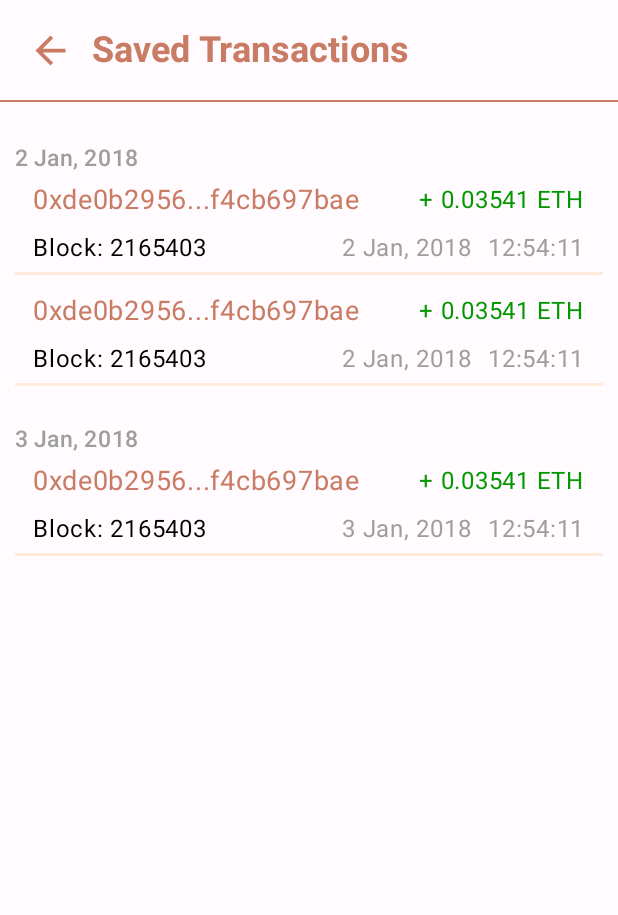
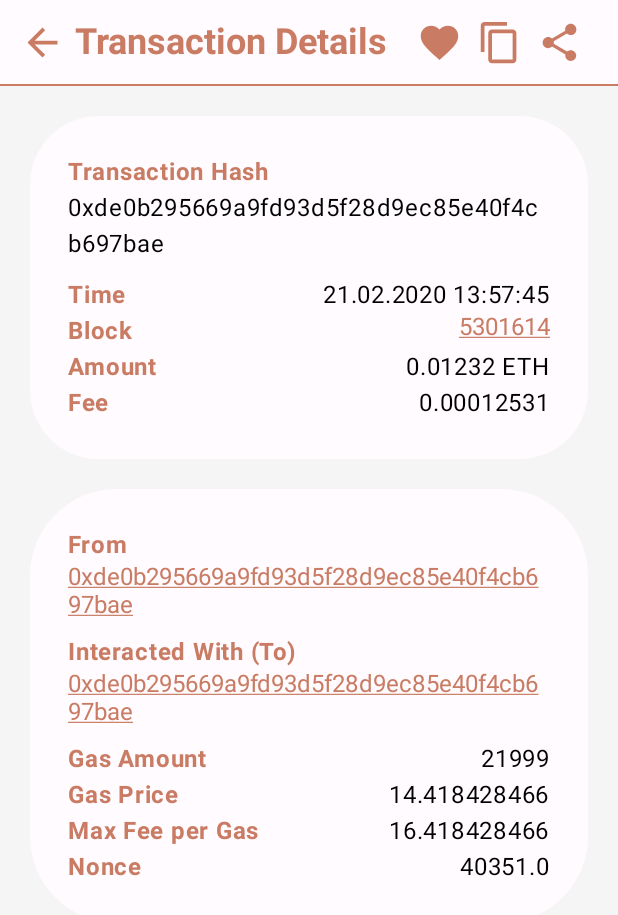
Before and after one commit to etasdemir/eth-inspector, an Android app built with Jetpack Compose: the screen it shows after launch (MainActivity), on a phone screen of 412 x 824 dp. Shown: the top 915 px of the screen. Run offline under Robolectric (Android 15) with nearby library versions, the phone set to English and light mode, and no system bars; our stand-ins replace Dagger/Hilt's generated code, Timber.

Commit message:
Add transaction detail screen

```diff
--- a/app/src/main/java/com/etasdemir/ethinspector/MainActivity.kt
+++ b/app/src/main/java/com/etasdemir/ethinspector/MainActivity.kt
@@ -8,7 +8,7 @@ import androidx.compose.material3.MaterialTheme
 import androidx.compose.material3.Surface
 import androidx.compose.ui.Modifier
 import com.etasdemir.ethinspector.ui.theme.EthInspectorTheme
-import com.etasdemir.ethinspector.ui.wallet.SavedItemScreen
+import com.etasdemir.ethinspector.ui.transaction.TransactionDetailScreen
 import dagger.hilt.android.AndroidEntryPoint
 
 @AndroidEntryPoint
@@ -26,7 +26,8 @@ class MainActivity : ComponentActivity() {
 //                    InvalidSearchScreen()
 //                    WalletScreen()
 //                    AccountScreen()
-                    SavedItemScreen(type = SavedItemScreen.TRANSACTION)
+//                    SavedItemScreen(type = SavedItemScreen.TRANSACTION)
+                    TransactionDetailScreen()
                 }
             }
         }
--- /dev/null
+++ b/app/src/main/java/com/etasdemir/ethinspector/ui/components/BodyTitleText.kt
@@ -0,0 +1,17 @@
+package com.etasdemir.ethinspector.ui.components
+
+import androidx.compose.material3.MaterialTheme
+import androidx.compose.material3.Text
+import androidx.compose.runtime.Composable
+import androidx.compose.ui.text.font.FontWeight
+import androidx.compose.ui.unit.sp
+
+@Composable
+fun BodyTitleText(text: String) {
+    Text(
+        text = text,
+        color = MaterialTheme.colorScheme.tertiary,
+        fontSize = 16.sp,
+        fontWeight = FontWeight.Bold
+    )
+}
--- /dev/null
+++ b/app/src/main/java/com/etasdemir/ethinspector/ui/components/CardColumnItem.kt
@@ -0,0 +1,31 @@
+package com.etasdemir.ethinspector.ui.components
+
+import androidx.compose.foundation.layout.padding
+import androidx.compose.material3.MaterialTheme
+import androidx.compose.material3.Text
+import androidx.compose.runtime.Composable
+import androidx.compose.ui.Modifier
+import androidx.compose.ui.unit.dp
+
+@Composable
+fun CardColumnItem(
+    title: String? = null,
+    body: String? = null,
+    titleContent: (@Composable () -> Unit)? = null,
+    bodyContent: (@Composable () -> Unit)? = null
+) {
+    if (titleContent != null) {
+        titleContent()
+    } else if (title != null) {
+        BodyTitleText(text = title)
+    }
+    if (bodyContent != null) {
+        bodyContent()
+    } else if (body != null) {
+        Text(
+            modifier = Modifier.padding(bottom = 10.dp),
+            text = body,
+            color = MaterialTheme.colorScheme.onBackground
+        )
+    }
+}
--- /dev/null
+++ b/app/src/main/java/com/etasdemir/ethinspector/ui/components/CardRowItem.kt
@@ -0,0 +1,38 @@
+package com.etasdemir.ethinspector.ui.components
+
+import androidx.compose.foundation.layout.*
+import androidx.compose.material3.MaterialTheme
+import androidx.compose.material3.Text
+import androidx.compose.runtime.Composable
+import androidx.compose.ui.Modifier
+import androidx.compose.ui.tooling.preview.Preview
+
+@Composable
+fun CardRowItem(
+    modifier: Modifier = Modifier,
+    field: String? = null,
+    value: String? = null,
+    leftContent: (@Composable () -> Unit)? = null,
+    rightContent: (@Composable () -> Unit)? = null
+) {
+    Row(horizontalArrangement = Arrangement.SpaceBetween, modifier = modifier.fillMaxWidth()) {
+        if (leftContent != null) {
+            leftContent()
+        } else if (field != null) {
+            Text(modifier = Modifier, text = field, color = MaterialTheme.colorScheme.tertiary)
+        }
+        if (rightContent != null) {
+            rightContent()
+        } else if (value != null) {
+            Text(modifier = Modifier, text = value, color = MaterialTheme.colorScheme.onBackground)
+        }
+    }
+}
+
+@Composable
+@Preview
+fun CardRowItemPreview() {
+    val field = "Title"
+    val value = "Value"
+    CardRowItem(field = field, value = value)
+}
--- a/app/src/main/java/com/etasdemir/ethinspector/ui/components/ClipboardButton.kt
+++ b/app/src/main/java/com/etasdemir/ethinspector/ui/components/ClipboardButton.kt
@@ -19,7 +19,12 @@ fun ClipboardButton(textToCopy: String) {
         {
             val clipboard =
                 context.getSystemService(Context.CLIPBOARD_SERVICE) as ClipboardManager
-            val clip = ClipData.newPlainText(textToCopy.substring(0, 10), textToCopy)
+            val label = if (textToCopy.length >= 10) {
+                textToCopy.substring(0, 10)
+            } else {
+                textToCopy
+            }
+            val clip = ClipData.newPlainText(label, textToCopy)
             clipboard.setPrimaryClip(clip)
         }
     }
--- /dev/null
+++ b/app/src/main/java/com/etasdemir/ethinspector/ui/components/UnderlinedButton.kt
@@ -0,0 +1,29 @@
+package com.etasdemir.ethinspector.ui.components
+
+import androidx.compose.foundation.clickable
+import androidx.compose.material3.*
+import androidx.compose.runtime.Composable
+import androidx.compose.ui.Modifier
+import androidx.compose.ui.graphics.Color
+import androidx.compose.ui.text.TextStyle
+import androidx.compose.ui.text.style.TextDecoration
+import androidx.compose.ui.unit.sp
+
+@Composable
+fun UnderlinedButton(modifier: Modifier = Modifier, text: String, onClick: (value: String) -> Unit) {
+    Surface(
+        modifier = modifier
+            .clickable { onClick(text) },
+        color = Color.Transparent
+    )
+    {
+        Text(
+            text = text,
+            color = MaterialTheme.colorScheme.tertiary,
+            style = TextStyle(
+                textDecoration = TextDecoration.Underline
+            ),
+            fontSize = 16.sp
+        )
+    }
+}
--- a/app/src/main/java/com/etasdemir/ethinspector/ui/home/components/AllTimeStatsCard.kt
+++ b/app/src/main/java/com/etasdemir/ethinspector/ui/home/components/AllTimeStatsCard.kt
@@ -4,6 +4,7 @@ import androidx.compose.runtime.Composable
 import androidx.compose.ui.res.stringResource
 import androidx.compose.ui.tooling.preview.Preview
 import com.etasdemir.ethinspector.R
+import com.etasdemir.ethinspector.ui.components.CardRowItem
 
 @Composable
 @Preview
--- a/app/src/main/java/com/etasdemir/ethinspector/ui/home/components/CardRowItem.kt
+++ /dev/null
@@ -1,15 +0,0 @@
-package com.etasdemir.ethinspector.ui.home.components
-
-import androidx.compose.foundation.layout.*
-import androidx.compose.material3.MaterialTheme
-import androidx.compose.material3.Text
-import androidx.compose.runtime.Composable
-import androidx.compose.ui.Modifier
-
-@Composable
-fun CardRowItem(field: String, value: String, modifier: Modifier = Modifier) {
-    Row(horizontalArrangement = Arrangement.SpaceBetween, modifier = modifier.fillMaxWidth()) {
-        Text(modifier = Modifier, text = field, color = MaterialTheme.colorScheme.tertiary)
-        Text(modifier = Modifier, text = value)
-    }
-}
--- a/app/src/main/java/com/etasdemir/ethinspector/ui/home/components/DailyStatsCard.kt
+++ b/app/src/main/java/com/etasdemir/ethinspector/ui/home/components/DailyStatsCard.kt
@@ -4,6 +4,7 @@ import androidx.compose.runtime.Composable
 import androidx.compose.ui.res.stringResource
 import androidx.compose.ui.tooling.preview.Preview
 import com.etasdemir.ethinspector.R
+import com.etasdemir.ethinspector.ui.components.CardRowItem
 
 @Composable
 @Preview
--- a/app/src/main/java/com/etasdemir/ethinspector/ui/home/components/MempoolCard.kt
+++ b/app/src/main/java/com/etasdemir/ethinspector/ui/home/components/MempoolCard.kt
@@ -4,6 +4,7 @@ import androidx.compose.runtime.Composable
 import androidx.compose.ui.res.stringResource
 import androidx.compose.ui.tooling.preview.Preview
 import com.etasdemir.ethinspector.R
+import com.etasdemir.ethinspector.ui.components.CardRowItem
 
 @Composable
 @Preview
--- a/app/src/main/java/com/etasdemir/ethinspector/ui/home/components/TokenStatsCard.kt
+++ b/app/src/main/java/com/etasdemir/ethinspector/ui/home/components/TokenStatsCard.kt
@@ -3,6 +3,7 @@ package com.etasdemir.ethinspector.ui.home.components
 import androidx.compose.runtime.Composable
 import androidx.compose.ui.res.stringResource
 import com.etasdemir.ethinspector.R
+import com.etasdemir.ethinspector.ui.components.CardRowItem
 
 @Composable
 fun TokenStatsCard(title: String) {
--- /dev/null
+++ b/app/src/main/java/com/etasdemir/ethinspector/ui/transaction/TransactionDetailScreen.kt
@@ -0,0 +1,71 @@
+package com.etasdemir.ethinspector.ui.transaction
+
+import androidx.compose.foundation.*
+import androidx.compose.foundation.layout.*
+import androidx.compose.material3.*
+import androidx.compose.runtime.Composable
+import androidx.compose.runtime.remember
+import androidx.compose.ui.Modifier
+import androidx.compose.ui.res.stringResource
+import androidx.compose.ui.tooling.preview.Preview
+import androidx.compose.ui.unit.dp
+import com.etasdemir.ethinspector.R
+import com.etasdemir.ethinspector.ui.components.DetailTopBar
+import com.etasdemir.ethinspector.ui.components.DetailTopBarState
+import com.etasdemir.ethinspector.ui.transaction.components.*
+
+@OptIn(ExperimentalMaterial3Api::class)
+@Composable
+fun TransactionDetailScreen() {
+    val scrollState = remember { ScrollState(0) }
+    val topBarTitle = stringResource(id = R.string.transaction_detail)
+
+    // TODO Static data
+    val topBarState = remember {
+        DetailTopBarState(
+            topBarTitle,
+            true,
+            {},
+            "tx hash"
+        )
+    }
+    val infoState = TransactionInfoCardState(
+        "0xde0b295669a9fd93d5f28d9ec85e40f4cb697bae",
+        "21.02.2020 13:57:45",
+        "5301614",
+        0.0123151,
+        "0.00012531"
+    )
+    val detailState = TransactionDetailCardState(
+        "0xde0b295669a9fd93d5f28d9ec85e40f4cb697bae",
+        "0xde0b295669a9fd93d5f28d9ec85e40f4cb697bae",
+        "21999",
+        "14.418428466",
+        "16.418428466",
+        "2 (EIP-1559)",
+        40351.0
+    )
+
+    Scaffold(topBar = { DetailTopBar(topBarState) }) {
+        Column(
+            modifier = Modifier
+                .fillMaxHeight()
+                .padding(it)
+                .verticalScroll(scrollState)
+                .background(MaterialTheme.colorScheme.surface)
+                .padding(20.dp)
+        ) {
+            TransactionInfoCard(infoState)
+            Spacer(modifier = Modifier
+                .fillMaxWidth()
+                .height(20.dp))
+            TransactionDetailCard(detailState)
+        }
+    }
+}
+
+@Composable
+@Preview
+fun TransactionDetailScreenPreview() {
+    TransactionDetailScreen()
+}
--- /dev/null
+++ b/app/src/main/java/com/etasdemir/ethinspector/ui/transaction/components/TransactionDetailCard.kt
@@ -0,0 +1,95 @@
+package com.etasdemir.ethinspector.ui.transaction.components
+
+import androidx.compose.foundation.background
+import androidx.compose.foundation.layout.*
+import androidx.compose.foundation.shape.RoundedCornerShape
+import androidx.compose.material3.MaterialTheme
+import androidx.compose.runtime.Composable
+import androidx.compose.runtime.remember
+import androidx.compose.ui.Modifier
+import androidx.compose.ui.draw.clip
+import androidx.compose.ui.res.stringResource
+import androidx.compose.ui.tooling.preview.Preview
+import androidx.compose.ui.unit.dp
+import com.etasdemir.ethinspector.R
+import com.etasdemir.ethinspector.ui.components.*
+import timber.log.Timber
+
+data class TransactionDetailCardState(
+    val fromAddress: String,
+    val toAddress: String,
+    val gasAmount: String,
+    val gasPrice: String,
+    val maxFeePerGas: String,
+    val txType: String,
+    val nonce: Double
+)
+
+@Composable
+fun TransactionDetailCard(txDetailState: TransactionDetailCardState) {
+    val onAddressClick = remember {
+        { address: String ->
+            Timber.e("navigate to address screen $address")
+        }
+    }
+
+    Column(
+        modifier = Modifier
+            .fillMaxWidth()
+            .clip(RoundedCornerShape(20))
+            .background(MaterialTheme.colorScheme.background)
+            .padding(25.dp)
+    )
+    {
+        CardColumnItem(
+            title = stringResource(id = R.string.from),
+            bodyContent = {
+                UnderlinedButton(
+                    modifier = Modifier.padding(bottom = 10.dp),
+                    text = txDetailState.fromAddress,
+                    onClick = { onAddressClick(txDetailState.fromAddress) })
+            }
+        )
+        CardColumnItem(
+            title = stringResource(id = R.string.to),
+            bodyContent = {
+                UnderlinedButton(
+                    modifier = Modifier.padding(bottom = 10.dp),
+                    text = txDetailState.toAddress,
+                    onClick = { onAddressClick(txDetailState.toAddress) })
+            }
+        )
+        CardRowItem(
+            leftContent = { BodyTitleText(text = stringResource(id = R.string.gas_amount)) },
+            value = txDetailState.gasAmount
+        )
+        CardRowItem(
+            leftContent = { BodyTitleText(text = stringResource(id = R.string.gas_price)) },
+            value = txDetailState.gasPrice
+        )
+        CardRowItem(
+            leftContent = { BodyTitleText(text = stringResource(id = R.string.max_fee_per_gas)) },
+            value = txDetailState.maxFeePerGas
+        )
+        CardRowItem(
+            leftContent = { BodyTitleText(text = stringResource(id = R.string.nonce)) },
+            value = txDetailState.nonce.toString()
+        )
+    }
+}
+
+
+@Composable
+@Preview
+fun TransactionDetailCardPreview() {
+    val state = TransactionDetailCardState(
+        "0xde0b295669a9fd93d5f28d9ec85e40f4cb697bae",
+        "0xde0b295669a9fd93d5f28d9ec85e40f4cb697bae",
+        "21999",
+        "14.418428466",
+        "16.418428466",
+        "2 (EIP-1559)",
+        40351.0
+    )
+    TransactionDetailCard(state)
+}
--- /dev/null
+++ b/app/src/main/java/com/etasdemir/ethinspector/ui/transaction/components/TransactionInfoCard.kt
@@ -0,0 +1,80 @@
+package com.etasdemir.ethinspector.ui.transaction.components
+
+import androidx.compose.foundation.background
+import androidx.compose.foundation.layout.*
+import androidx.compose.foundation.shape.RoundedCornerShape
+import androidx.compose.material3.MaterialTheme
+import androidx.compose.runtime.Composable
+import androidx.compose.runtime.remember
+import androidx.compose.ui.Modifier
+import androidx.compose.ui.draw.clip
+import androidx.compose.ui.res.stringResource
+import androidx.compose.ui.tooling.preview.Preview
+import androidx.compose.ui.unit.dp
+import com.etasdemir.ethinspector.R
+import com.etasdemir.ethinspector.ui.components.*
+import com.etasdemir.ethinspector.utils.format
+import timber.log.Timber
+
+data class TransactionInfoCardState(
+    val transactionHash: String,
+    val time: String,
+    val block: String,
+    val amount: Double,
+    val fee: String
+)
+
+@Composable
+fun TransactionInfoCard(state: TransactionInfoCardState) {
+    val onBlockClick = remember {
+        { block: String ->
+            Timber.e("Navigate to block: $block")
+        }
+    }
+
+    Column(
+        modifier = Modifier
+            .fillMaxWidth()
+            .clip(RoundedCornerShape(20))
+            .background(MaterialTheme.colorScheme.background)
+            .padding(25.dp)
+    ) {
+        CardColumnItem(
+            title = stringResource(id = R.string.transaction_hash),
+            body = state.transactionHash
+        )
+        CardRowItem(
+            leftContent = { BodyTitleText(text = stringResource(id = R.string.time)) },
+            value = state.time
+        )
+        CardRowItem(
+            leftContent = { BodyTitleText(text = stringResource(id = R.string.block)) },
+            rightContent = {
+                UnderlinedButton(
+                    text = state.block, onClick = onBlockClick
+                )
+            })
+        CardRowItem(
+            leftContent = { BodyTitleText(text = stringResource(id = R.string.amount)) },
+            value = stringResource(id = R.string.eth_with_amount, state.amount.format(5))
+        )
+        CardRowItem(
+            leftContent = { BodyTitleText(text = stringResource(id = R.string.fee)) },
+            value = state.fee
+        )
+    }
+}
+
+
+@Composable
+@Preview
+fun TransactionInfoCardPreview() {
+    val state = TransactionInfoCardState(
+        "0xde0b295669a9fd93d5f28d9ec85e40f4cb697bae",
+        "21.02.2020 13:57:45",
+        "5301614",
+        0.0123151,
+        "0.00012531"
+    )
+    TransactionInfoCard(state)
+}
--- a/app/src/main/java/com/etasdemir/ethinspector/utils/Utils.kt
+++ b/app/src/main/java/com/etasdemir/ethinspector/utils/Utils.kt
@@ -12,5 +12,9 @@ fun Double.format(digits: Int): Double {
 }
 
 fun String.clip(digits: Int): String {
-    return this.take(digits) + "..." + this.takeLast(digits)
+    return if (digits >= (this.length / 2)) {
+        this
+    } else {
+        this.take(digits) + "..." + this.takeLast(digits)
+    }
 }
--- a/app/src/main/res/values/strings.xml
+++ b/app/src/main/res/values/strings.xml
@@ -48,4 +48,20 @@
     <string name="account_settings_block">Block: %1$s</string>
     <string name="account_settings_saved_tx">Saved Transactions</string>
     <string name="account_settings_saved_blocks">Saved Blocks</string>
+
+    <string name="transaction_detail">Transaction Details</string>
+    <string name="transaction_hash">Transaction Hash</string>
+    <string name="time">Time</string>
+    <string name="block">Block</string>
+    <string name="amount">Amount</string>
+    <string name="fee">Fee</string>
+    <string name="from">From</string>
+    <string name="to">Interacted With (To)</string>
+    <string name="gas_amount">Gas Amount</string>
+    <string name="gas_price">Gas Price</string>
+    <string name="max_fee_per_gas">Max Fee per Gas</string>
+    <string name="transaction_type">Transaction Type</string>
+    <string name="nonce">Nonce</string>
+
+
 </resources>
```
